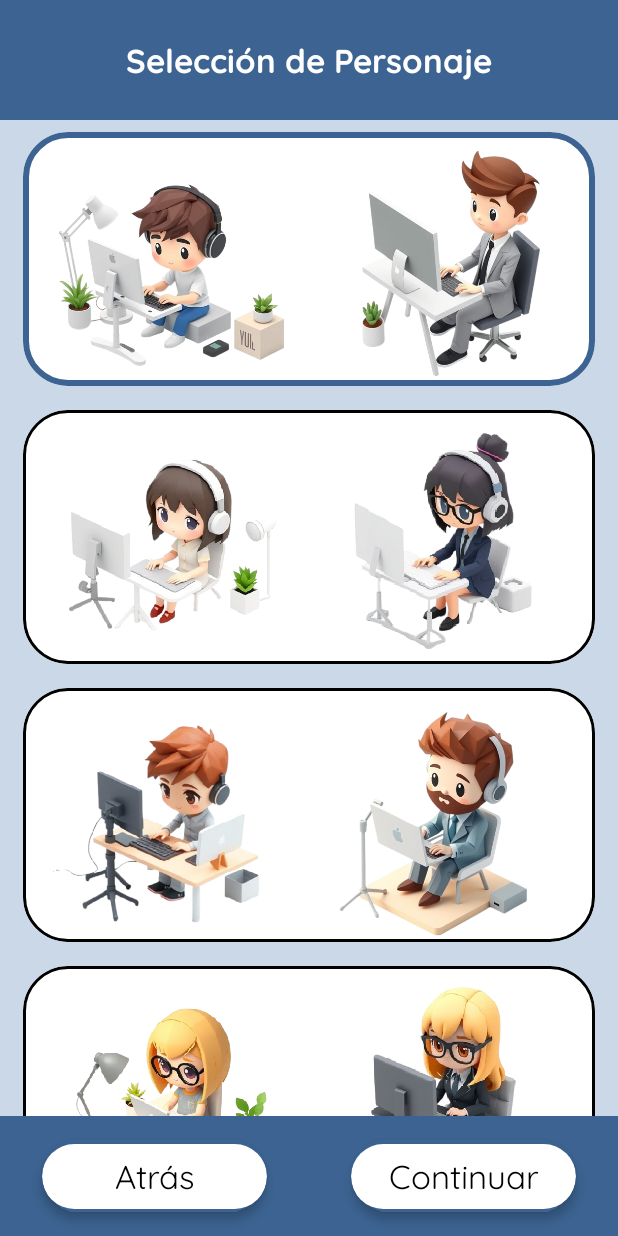
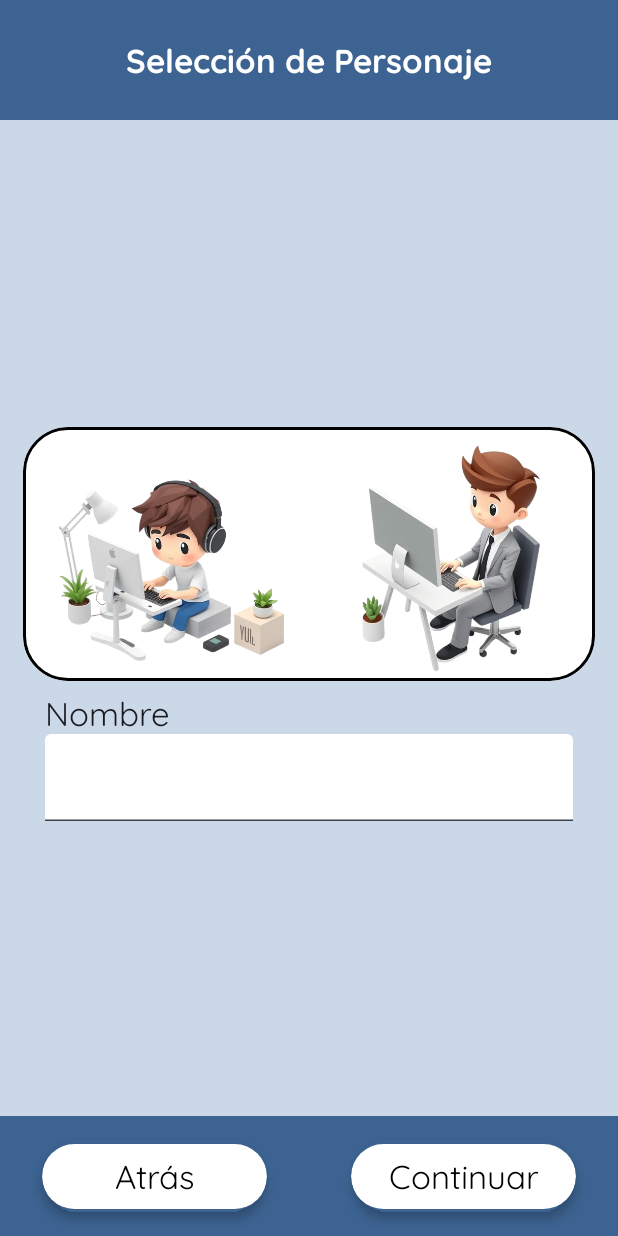
Before and after one commit to RedondoDev/CodeClicker, an Android app built with Jetpack Compose: the screen it shows after launch (MainActivity), on a phone screen of 412 x 824 dp. Run offline under Robolectric (Android 15) with nearby library versions, the light colour scheme and no system bars; libraries missing offline, so code that uses them is left out: com.google.android.gms.

Commit message:
textfield added

```diff
--- a/app/src/main/java/com/example/codeclicker/MainActivity.kt
+++ b/app/src/main/java/com/example/codeclicker/MainActivity.kt
@@ -29,13 +29,16 @@ class MainActivity : ComponentActivity() {
                     if (!showSystemUi) {
                         insetsController.apply {
                             hide(WindowInsetsCompat.Type.systemBars())
-                            systemBarsBehavior = WindowInsetsControllerCompat.BEHAVIOR_SHOW_TRANSIENT_BARS_BY_SWIPE
+                            systemBarsBehavior =
+                                WindowInsetsControllerCompat.BEHAVIOR_SHOW_TRANSIENT_BARS_BY_SWIPE
                         }
-                    } else { insetsController.apply { show(WindowInsetsCompat.Type.systemBars()) } }
+                    } else {
+                        insetsController.apply { show(WindowInsetsCompat.Type.systemBars()) }
+                    }
                 }
 
-                CharacterScreen()
-                // LanguageScreen()
+                // CharacterScreen()
+                LanguageScreen()
             }
         }
     }
--- a/app/src/main/java/com/example/codeclicker/start/LanguageScreen.kt
+++ b/app/src/main/java/com/example/codeclicker/start/LanguageScreen.kt
@@ -1,16 +1,47 @@
 package com.example.codeclicker.start
 
+import androidx.compose.foundation.Image
 import androidx.compose.foundation.background
+import androidx.compose.foundation.border
+import androidx.compose.foundation.clickable
 import androidx.compose.foundation.layout.Arrangement
 import androidx.compose.foundation.layout.Column
+import androidx.compose.foundation.layout.Row
 import androidx.compose.foundation.layout.fillMaxSize
+import androidx.compose.foundation.layout.fillMaxWidth
+import androidx.compose.foundation.layout.height
 import androidx.compose.foundation.layout.padding
+import androidx.compose.foundation.layout.safeContentPadding
+import androidx.compose.foundation.shape.RoundedCornerShape
+import androidx.compose.material3.ExperimentalMaterial3Api
+import androidx.compose.material3.OutlinedTextField
+import androidx.compose.material3.OutlinedTextFieldDefaults
 import androidx.compose.material3.Scaffold
+import androidx.compose.material3.Text
+import androidx.compose.material3.TextField
+import androidx.compose.material3.TextFieldColors
+import androidx.compose.material3.TextFieldDefaults
 import androidx.compose.runtime.Composable
+import androidx.compose.runtime.getValue
+import androidx.compose.runtime.mutableStateOf
+import androidx.compose.runtime.remember
+import androidx.compose.runtime.setValue
 import androidx.compose.ui.Alignment
 import androidx.compose.ui.Modifier
+import androidx.compose.ui.draw.clip
+import androidx.compose.ui.draw.shadow
 import androidx.compose.ui.graphics.Color
+import androidx.compose.ui.res.painterResource
+import androidx.compose.ui.text.TextStyle
+import androidx.compose.ui.text.font.FontWeight
+import androidx.compose.ui.text.style.BaselineShift
+import androidx.compose.ui.text.style.TextAlign
+import androidx.compose.ui.unit.dp
+import androidx.compose.ui.unit.sp
+import com.example.codeclicker.R
+import com.example.codeclicker.ui.theme.quicksandFamily
 
+@OptIn(ExperimentalMaterial3Api::class)
 @Composable
 fun LanguageScreen() {
     Scaffold(
@@ -25,7 +56,89 @@ fun LanguageScreen() {
                 .background(Color(0xffcbd8e8))
                 .padding(innerPadding)
         ) {
+            Row(
+                verticalAlignment = Alignment.Top,
+                horizontalArrangement = Arrangement.SpaceAround,
+                modifier = Modifier
+                    .fillMaxWidth()
+                    .height(185.dp)
+                    .padding(15.dp, 8.dp)
+                    .clip(shape = RoundedCornerShape(30.dp))
+                    .border(
+                        width = 2.dp,
+                        color = Color.Black,
+                        shape = RoundedCornerShape(30.dp)
+                    )
+                    .shadow(
+                        elevation = 1.dp,
+                        shape = RoundedCornerShape(30.dp),
+                        spotColor = Color.Black
+                    )
+                    .background(
+                        color = Color.White,
+                        shape = RoundedCornerShape(30.dp)
+                    )
+            ) {
+                val imageList: List<Int> = listOf(
+                    R.drawable.uno,
+                    R.drawable.dos,
+                )
 
+                val charactersList = listOf(
+                    CharacterData(0, painterResource(imageList[0]), painterResource(imageList[1])),
+                )
+
+                val charac = charactersList[0]
+
+                Image(
+                    painter = charac.image1,
+                    contentDescription = "Character junior image",
+                    modifier = Modifier
+                        .padding(start = 10.dp)
+                        .clip(shape = RoundedCornerShape(30.dp))
+                )
+                Image(
+                    painter = charac.image2,
+                    contentDescription = "Character senior image",
+                    modifier = Modifier
+                        .padding(end = 10.dp)
+                        .clip(shape = RoundedCornerShape(30.dp))
+                )
+            }
+
+            var text by remember { mutableStateOf("") }
+
+            Text(
+                text = "Nombre",
+                style = TextStyle(
+                    fontFamily = quicksandFamily,
+                    fontSize = 22.sp,
+                    fontWeight = FontWeight.Normal
+                ),
+                textAlign = TextAlign.Start,
+                modifier = Modifier
+                    .fillMaxWidth()
+                    .padding(start = 30.dp)
+            )
+            TextField(
+                value = text,
+                textStyle = TextStyle(
+                    fontFamily = quicksandFamily,
+                    fontSize = 22.sp,
+                    fontWeight = FontWeight.Normal
+                ),
+                singleLine = true,
+                colors = TextFieldDefaults.colors(
+                    focusedContainerColor = Color.White,
+                    unfocusedContainerColor = Color.White,
+                    cursorColor = Color(0xFF3c6391),
+                ),
+                modifier = Modifier
+                    .fillMaxWidth()
+                    .height(58.dp)
+                    .padding(horizontal = 30.dp),
+                onValueChange = { text = it }
+            )
         }
     }
 }
```
